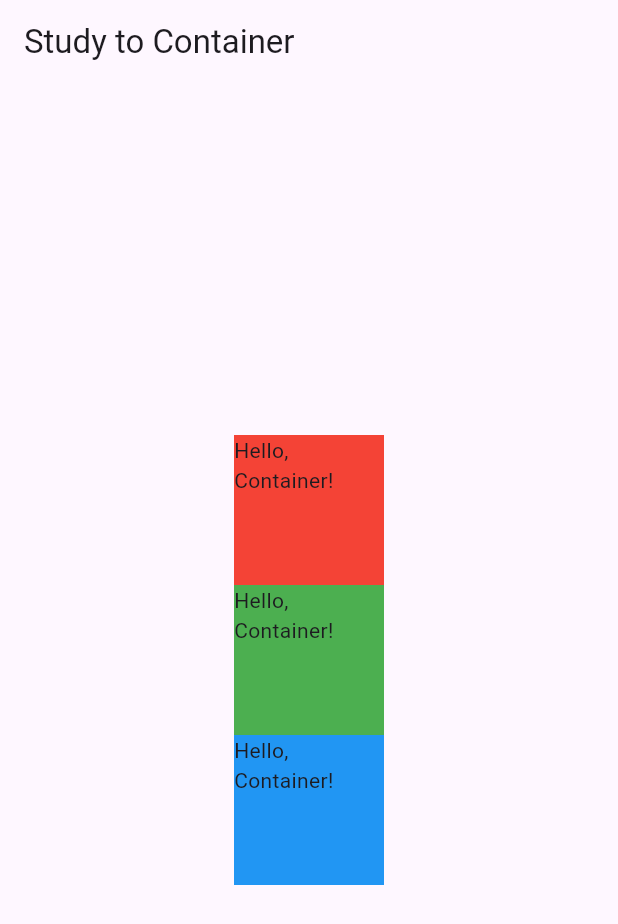
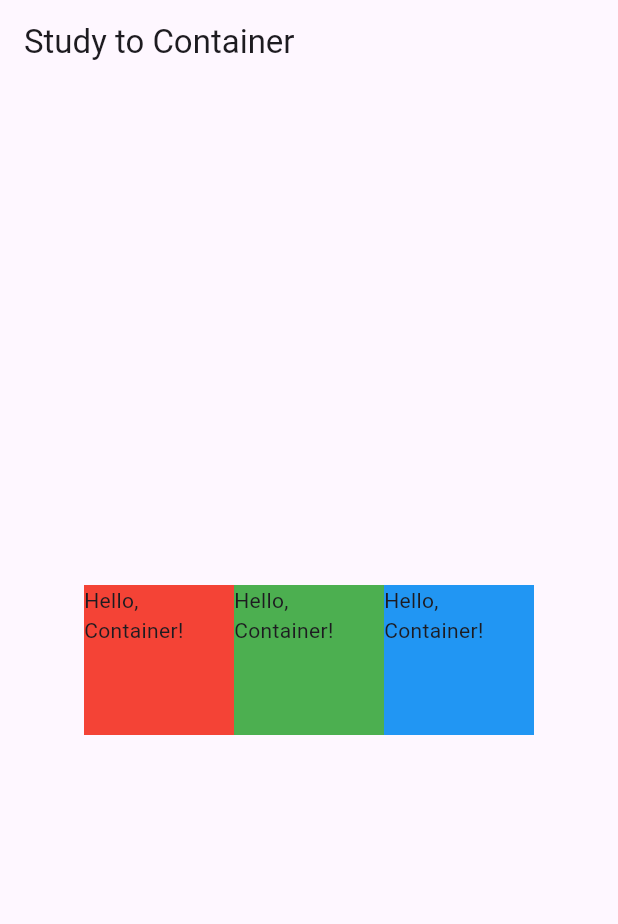
Before and after one commit to soonSoonyy/study-demo, a Flutter app: the screen it shows after launch, on a phone screen of 412 x 824 dp. Shown: the top 924 px of the screen. Run offline on Flutter 3.47's test engine with Material 3 defaults, Android fonts, the phone set to English and light mode, and no system bars.

Commit message:
컬럼 위젯 실습 - 위젯을 좌우로 배치하기

```diff
--- a/flutter_app_test/lib/main.dart
+++ b/flutter_app_test/lib/main.dart
@@ -15,11 +15,10 @@ class Body extends StatelessWidget {
   @override
   Widget build(BuildContext context) {
     return Container(
-      width : double.infinity,
-      child: Column(
-        mainAxisSize: MainAxisSize.max,
+      height: double.infinity,
+      child: Row(
         mainAxisAlignment: MainAxisAlignment.center,
-        crossAxisAlignment: CrossAxisAlignment.center,
+
         children: [
           Container(
             width: 100,
```
